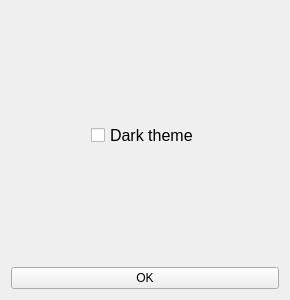
Old version of the form RailwaySim_GUI_pref.ui in the repository danicc097/RailwaySim.
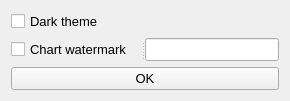
New version of the form.

```diff
--- a/RailwaySim_GUI_pref.ui
+++ b/RailwaySim_GUI_pref.ui
@@ -7,18 +7,29 @@
     <x>0</x>
     <y>0</y>
     <width>290</width>
-    <height>300</height>
+    <height>96</height>
    </rect>
   </property>
+  <property name="sizePolicy">
+   <sizepolicy hsizetype="Minimum" vsizetype="Minimum">
+    <horstretch>0</horstretch>
+    <verstretch>0</verstretch>
+   </sizepolicy>
+  </property>
+  <property name="font">
+   <font>
+    <pointsize>10</pointsize>
+   </font>
+  </property>
   <property name="windowTitle">
    <string>Form</string>
   </property>
   <layout class="QVBoxLayout" name="verticalLayout">
-   <item alignment="Qt::AlignHCenter|Qt::AlignVCenter">
-    <widget class="QCheckBox" name="checkBox">
+   <item>
+    <widget class="QCheckBox" name="cb_dark">
      <property name="font">
       <font>
-       <pointsize>12</pointsize>
+       <pointsize>10</pointsize>
       </font>
      </property>
      <property name="layoutDirection">
@@ -29,8 +40,44 @@
      </property>
     </widget>
    </item>
+   <item>
+    <widget class="QSplitter" name="splitter">
+     <property name="orientation">
+      <enum>Qt::Horizontal</enum>
+     </property>
+     <widget class="QCheckBox" name="cb_watermark">
+      <property name="font">
+       <font>
+        <pointsize>10</pointsize>
+       </font>
+      </property>
+      <property name="layoutDirection">
+       <enum>Qt::LeftToRight</enum>
+      </property>
+      <property name="text">
+       <string>Chart watermark</string>
+      </property>
+     </widget>
+     <widget class="QLineEdit" name="watermark">
+      <property name="sizePolicy">
+       <sizepolicy hsizetype="Expanding" vsizetype="Minimum">
+        <horstretch>0</horstretch>
+        <verstretch>0</verstretch>
+       </sizepolicy>
+      </property>
+      <property name="clearButtonEnabled">
+       <bool>false</bool>
+      </property>
+     </widget>
+    </widget>
+   </item>
    <item>
     <widget class="QPushButton" name="pushButton">
+     <property name="font">
+      <font>
+       <pointsize>10</pointsize>
+      </font>
+     </property>
      <property name="text">
       <string>OK</string>
      </property>
```
